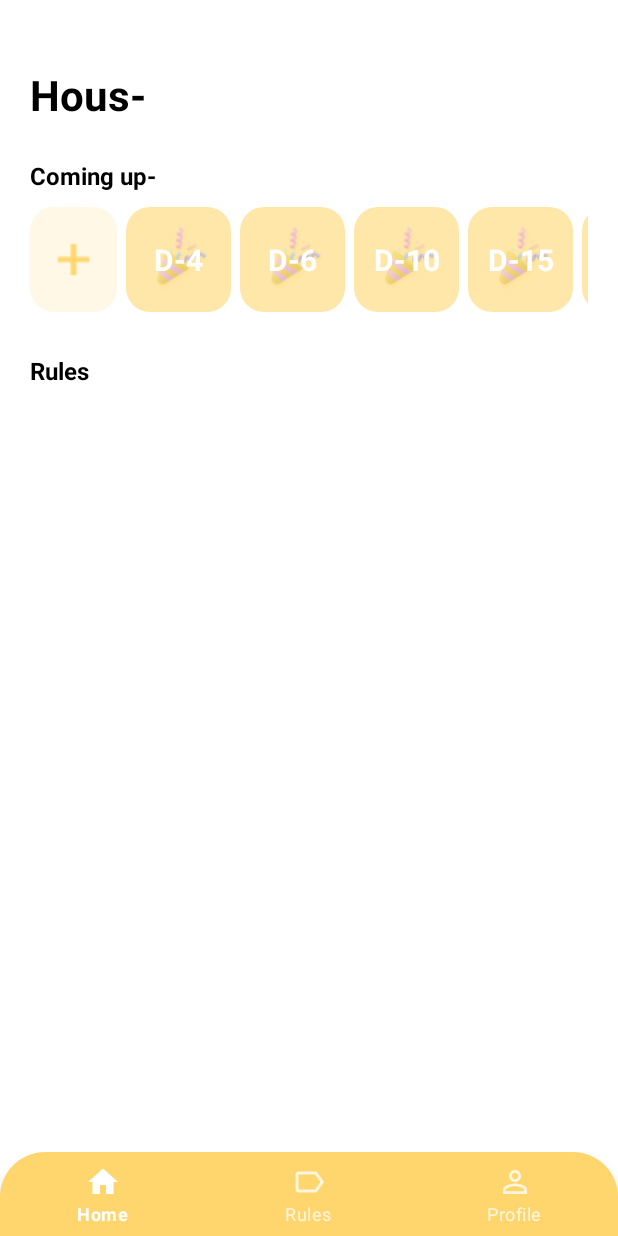
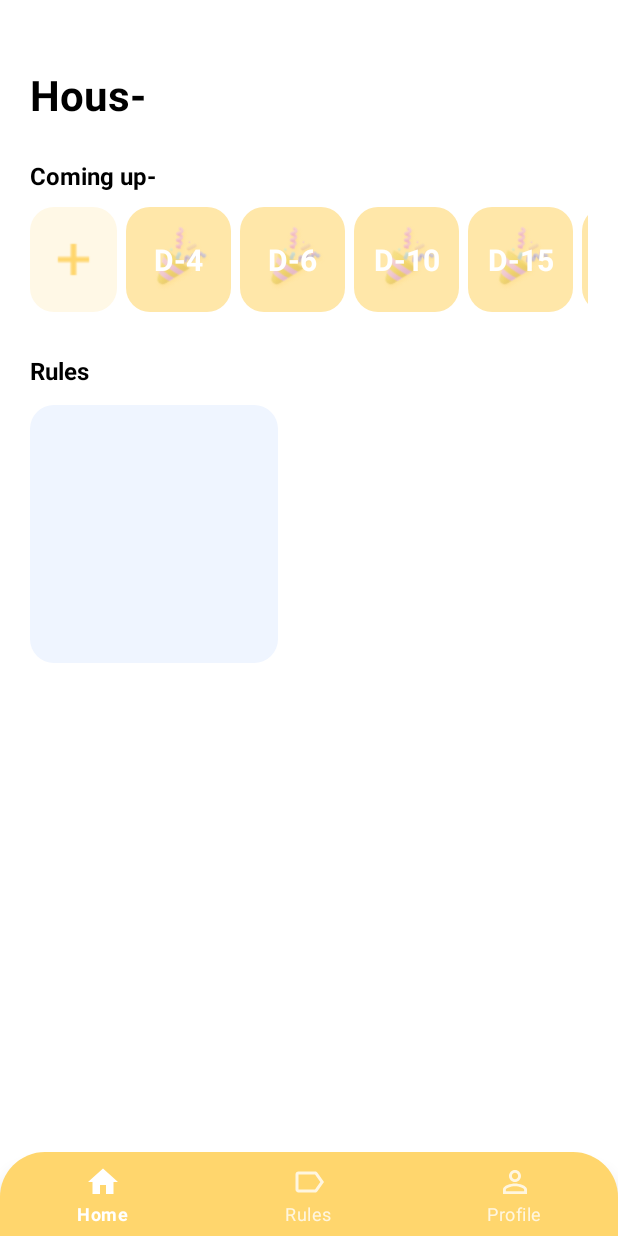
Before and after one commit to TeamHous/Hous-AosLab, an Android app: the fragment HomeFragment placed in its activity, on a phone screen of 412 x 824 dp. Run offline under Robolectric (Android 15) with nearby library versions, the phone set to English and light mode, and no system bars; our stand-ins replace data binding; 2 statements that could not run were skipped.

Commit message:
#15 [ui] fragment_home에 rules 리사이클러뷰 추가

```diff
--- a/app/src/main/res/layout/fragment_home.xml
+++ b/app/src/main/res/layout/fragment_home.xml
@@ -52,7 +52,23 @@
             android:textSize="16sp"
             android:textStyle="bold"
             app:layout_constraintStart_toStartOf="@id/tv_home_coming_up"
-            app:layout_constraintTop_toBottomOf="@id/rv_home_coming_up"/>
+            app:layout_constraintTop_toBottomOf="@id/rv_home_coming_up" />
+
+        <androidx.recyclerview.widget.RecyclerView
+            android:id="@+id/rv_home_rules"
+            android:layout_width="165dp"
+            android:layout_height="172dp"
+            android:layout_marginTop="12dp"
+            android:background="@drawable/shape_blue_bg_fill_16_rectangle"
+            android:orientation="vertical"
+            android:overScrollMode="never"
+            android:paddingHorizontal="20dp"
+            android:paddingTop="12dp"
+            android:paddingBottom="20dp"
+            app:layoutManager="androidx.recyclerview.widget.LinearLayoutManager"
+            app:layout_constraintStart_toStartOf="@id/tv_home_rules"
+            app:layout_constraintTop_toBottomOf="@id/tv_home_rules"
+            tools:listitem="@layout/item_home_rules" />
 
     </androidx.constraintlayout.widget.ConstraintLayout>
 </layout>
```
